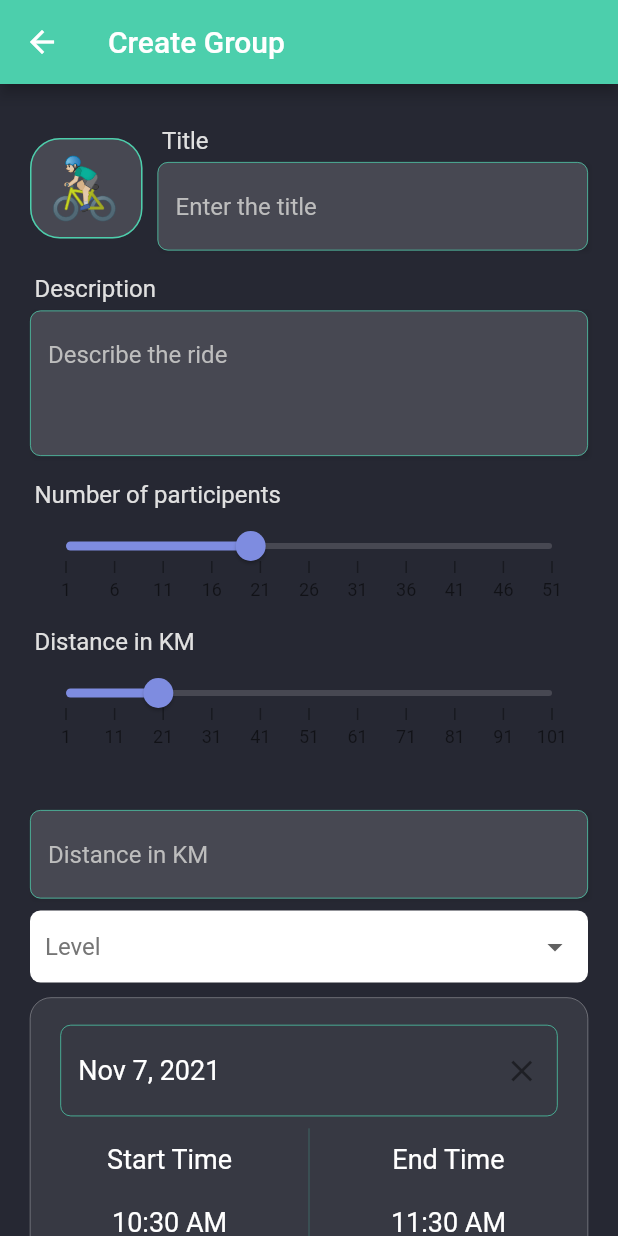
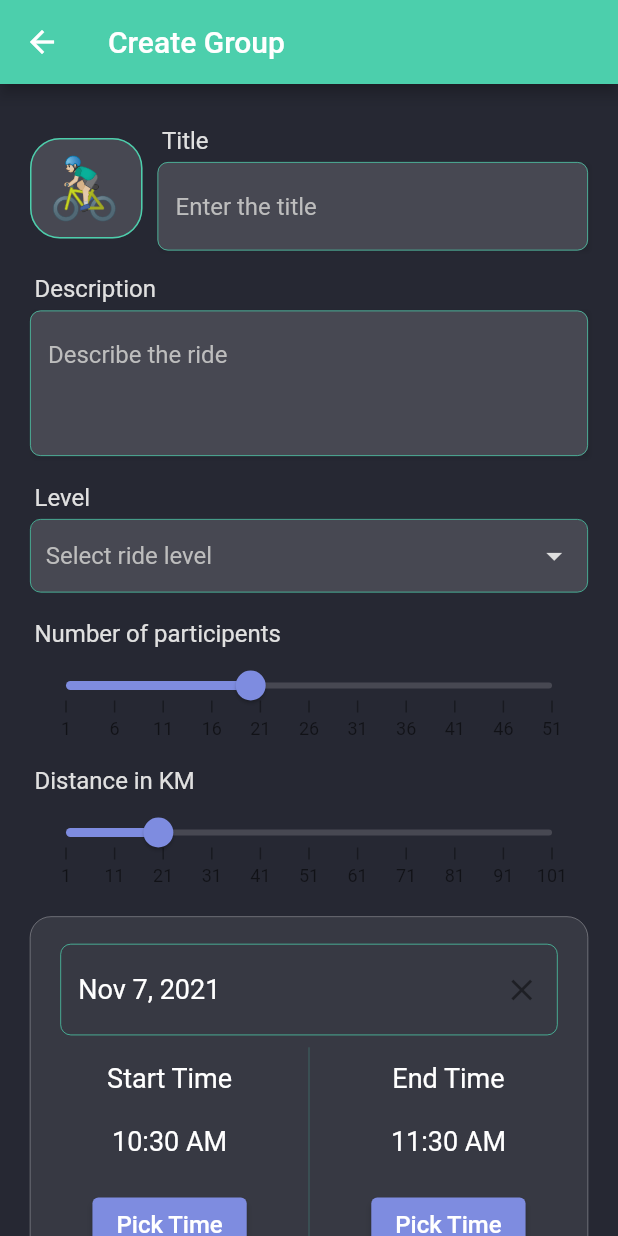
Before and after one commit to Abdulaziz4/bike-riders, a Flutter app: the GroupCreationView screen opened by its route, on a phone screen of 412 x 824 dp. Run offline on Flutter 3.47's test engine with Material 2 defaults, Android fonts, the light colour scheme and no system bars; drawn by our look-alikes of datetime_picker_formfield, syncfusion_flutter_sliders; our stand-ins replace cloud_firestore, firebase_auth, firebase_core, flutter_spinkit, flutter_svg, geolocator and 4 more; missing offline and left inert: day_night_time_picker, syncfusion_flutter_core; accounts and stored records are empty.

Commit message:
Polishing level dropdown

```diff
--- a/lib/ui/group_creation/components/ride_level_dropdown.dart
+++ b/lib/ui/group_creation/components/ride_level_dropdown.dart
@@ -12,25 +12,44 @@ class RideLevelDropdown extends StatefulWidget {
 class _RideLevelDropdownState extends State<RideLevelDropdown> {
   @override
   Widget build(BuildContext context) {
-    return Container(
-      padding: const EdgeInsets.symmetric(horizontal: kDefaultPadding / 2),
+    return Padding(
+      padding: const EdgeInsets.symmetric(vertical: kDefaultPadding / 2),
+      child: Column(
+        crossAxisAlignment: CrossAxisAlignment.start,
+        children: [
+          Padding(
+            padding: const EdgeInsets.only(bottom: 5.0, left: 3),
+            child: Text(
+              "Level",
+              style:
+                  kMediumText.copyWith(fontSize: 16, color: Colors.grey[300]),
+            ),
+          ),
+          Container(
+            padding:
+                const EdgeInsets.symmetric(horizontal: kDefaultPadding / 2),
             decoration: BoxDecoration(
-        color: Colors.white,
+              color: kInputColor,
               borderRadius: BorderRadius.circular(7),
+              border: Border.all(
+                color: kAltColor,
+                width: 0.5,
+              ),
             ),
             child: DropdownButtonFormField(
               decoration: InputDecoration(enabledBorder: InputBorder.none),
               hint: Text(
-          "Level",
-          style: TextStyle(color: Colors.grey[600]),
+                "Select ride level",
+                style: TextStyle(color: Colors.grey[400]),
               ),
               // value: "Beginner",
-        dropdownColor: kAltColor,
+              dropdownColor: kInputColor,
               onSaved: (value) {
                 if (value != null) {
                   widget.onSave(value.toString());
                 }
               },
+              iconEnabledColor: Colors.grey[300],
               validator: (value) {
                 if (value == null) {
                   return "Please select the level.";
@@ -38,18 +57,30 @@ class _RideLevelDropdownState extends State<RideLevelDropdown> {
                 return null;
               },
               onChanged: (_) {},
-        items: const [
+              items: [
                 DropdownMenuItem(
-            child: Text("Beginner"),
+                  child: Text(
+                    "Beginner",
+                    style: TextStyle(color: Colors.grey[300]),
+                  ),
                   value: "Beginner",
                 ),
                 DropdownMenuItem(
-            child: Text("Intermediate"),
+                  child: Text(
+                    "Intermediate",
+                    style: TextStyle(color: Colors.grey[300]),
+                  ),
                   value: "Intermediate",
                 ),
                 DropdownMenuItem(
-            child: Text("Hardcore"),
+                  child: Text(
+                    "Hardcore",
+                    style: TextStyle(color: Colors.grey[300]),
+                  ),
                   value: "Hardcore",
+                ),
+              ],
+            ),
           ),
         ],
       ),
--- a/lib/ui/group_creation/group_creation_view.dart
+++ b/lib/ui/group_creation/group_creation_view.dart
@@ -66,6 +66,7 @@ class _GroupCreationViewState extends State<GroupCreationView> {
                         hint: "Describe the ride",
                         numOfLines: 3,
                       ),
+                      RideLevelDropdown(onSave: viewmodel.saveLevel),
                       ParticipentsSlider(),
                       DistanceSlider(),
                       // InputField(
@@ -78,17 +79,16 @@ class _GroupCreationViewState extends State<GroupCreationView> {
                       //   onSave: viewmodel.saveParticipentsNumber,
                       //   hint: "Number of participents",
                       // ),
-                      InputField(
-                        validator: (value) {
-                          if (value == null || value.isEmpty) {
-                            return "Please enter the distance.";
-                          }
-                          return null;
-                        },
-                        onSave: viewmodel.saveDistance,
-                        hint: "Distance in KM",
-                      ),
-                      RideLevelDropdown(onSave: viewmodel.saveLevel),
+                      // InputField(
+                      //   validator: (value) {
+                      //     if (value == null || value.isEmpty) {
+                      //       return "Please enter the distance.";
+                      //     }
+                      //     return null;
+                      //   },
+                      //   onSave: viewmodel.saveDistance,
+                      //   hint: "Distance in KM",
+                      // ),
                       RideDateTimePickingSection(
                         startTime: viewmodel.startTime,
                         endTime: viewmodel.endTime,
```
Lines whose indentation alone changed are shown as unchanged.
